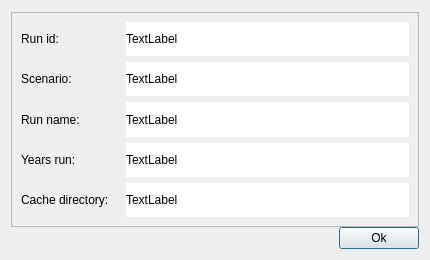
The window that opus_gui/results_manager/views/get_run_info.ui (psrc/urbansim) describes before a commit, drawn with Qt 5.
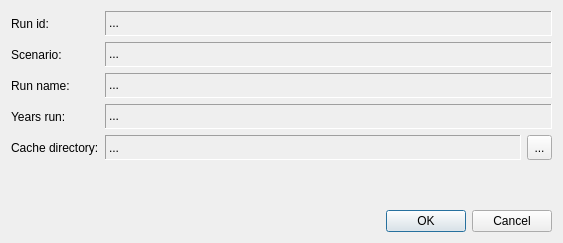
The same window after the commit.

Commit message: updated run info dialog to allow users to manually set the cache directory

Diff of the .ui file:
```diff
--- a/opus_gui/results_manager/views/get_run_info.ui
+++ b/opus_gui/results_manager/views/get_run_info.ui
@@ -5,37 +5,45 @@
    <rect>
     <x>0</x>
     <y>0</y>
-    <width>430</width>
-    <height>260</height>
+    <width>563</width>
+    <height>243</height>
    </rect>
   </property>
+  <property name="sizePolicy" >
+   <sizepolicy vsizetype="MinimumExpanding" hsizetype="Preferred" >
+    <horstretch>0</horstretch>
+    <verstretch>0</verstretch>
+   </sizepolicy>
+  </property>
   <property name="windowTitle" >
    <string>Details for simulation run</string>
   </property>
   <layout class="QVBoxLayout" name="verticalLayout" >
-   <property name="spacing" >
+   <item>
+    <layout class="QHBoxLayout" name="horizontalLayout_7" >
+     <property name="margin" >
     <number>0</number>
    </property>
-   <property name="topMargin" >
-    <number>12</number>
-   </property>
    <item>
     <widget class="QFrame" name="frame" >
      <property name="sizePolicy" >
-      <sizepolicy vsizetype="Preferred" hsizetype="Expanding" >
+        <sizepolicy vsizetype="Preferred" hsizetype="MinimumExpanding" >
        <horstretch>0</horstretch>
        <verstretch>0</verstretch>
       </sizepolicy>
      </property>
-     <property name="frameShape" >
-      <enum>QFrame::StyledPanel</enum>
+       <property name="minimumSize" >
+        <size>
+         <width>450</width>
+         <height>0</height>
+        </size>
      </property>
      <property name="frameShadow" >
       <enum>QFrame::Raised</enum>
      </property>
      <layout class="QGridLayout" name="gridLayout" >
-      <property name="horizontalSpacing" >
-       <number>17</number>
+        <property name="margin" >
+         <number>0</number>
       </property>
       <item row="0" column="0" >
        <widget class="QLabel" name="label_5" >
@@ -44,6 +52,40 @@
         </property>
        </widget>
       </item>
+        <item row="0" column="1" >
+         <widget class="QLabel" name="lblRunId" >
+          <property name="sizePolicy" >
+           <sizepolicy vsizetype="Preferred" hsizetype="MinimumExpanding" >
+            <horstretch>0</horstretch>
+            <verstretch>0</verstretch>
+           </sizepolicy>
+          </property>
+          <property name="minimumSize" >
+           <size>
+            <width>250</width>
+            <height>25</height>
+           </size>
+          </property>
+          <property name="autoFillBackground" >
+           <bool>false</bool>
+          </property>
+          <property name="frameShape" >
+           <enum>QFrame::Panel</enum>
+          </property>
+          <property name="frameShadow" >
+           <enum>QFrame::Sunken</enum>
+          </property>
+          <property name="text" >
+           <string>...</string>
+          </property>
+          <property name="textFormat" >
+           <enum>Qt::PlainText</enum>
+          </property>
+          <property name="textInteractionFlags" >
+           <set>Qt::LinksAccessibleByMouse|Qt::TextSelectableByMouse</set>
+          </property>
+         </widget>
+        </item>
       <item row="1" column="0" >
        <widget class="QLabel" name="label_4" >
         <property name="text" >
@@ -51,6 +93,40 @@
         </property>
        </widget>
       </item>
+        <item row="1" column="1" >
+         <widget class="QLabel" name="lblScenario_name" >
+          <property name="sizePolicy" >
+           <sizepolicy vsizetype="Preferred" hsizetype="Expanding" >
+            <horstretch>0</horstretch>
+            <verstretch>0</verstretch>
+           </sizepolicy>
+          </property>
+          <property name="minimumSize" >
+           <size>
+            <width>0</width>
+            <height>25</height>
+           </size>
+          </property>
+          <property name="autoFillBackground" >
+           <bool>false</bool>
+          </property>
+          <property name="frameShape" >
+           <enum>QFrame::Panel</enum>
+          </property>
+          <property name="frameShadow" >
+           <enum>QFrame::Sunken</enum>
+          </property>
+          <property name="text" >
+           <string>...</string>
+          </property>
+          <property name="textFormat" >
+           <enum>Qt::PlainText</enum>
+          </property>
+          <property name="textInteractionFlags" >
+           <set>Qt::LinksAccessibleByMouse|Qt::TextSelectableByMouse</set>
+          </property>
+         </widget>
+        </item>
       <item row="2" column="0" >
        <widget class="QLabel" name="label" >
         <property name="text" >
@@ -58,6 +134,43 @@
         </property>
        </widget>
       </item>
+        <item row="2" column="1" >
+         <widget class="QLabel" name="lblRun_name" >
+          <property name="sizePolicy" >
+           <sizepolicy vsizetype="Preferred" hsizetype="Expanding" >
+            <horstretch>0</horstretch>
+            <verstretch>0</verstretch>
+           </sizepolicy>
+          </property>
+          <property name="minimumSize" >
+           <size>
+            <width>0</width>
+            <height>25</height>
+           </size>
+          </property>
+          <property name="autoFillBackground" >
+           <bool>false</bool>
+          </property>
+          <property name="frameShape" >
+           <enum>QFrame::Panel</enum>
+          </property>
+          <property name="frameShadow" >
+           <enum>QFrame::Sunken</enum>
+          </property>
+          <property name="text" >
+           <string>...</string>
+          </property>
+          <property name="textFormat" >
+           <enum>Qt::PlainText</enum>
+          </property>
+          <property name="wordWrap" >
+           <bool>true</bool>
+          </property>
+          <property name="textInteractionFlags" >
+           <set>Qt::LinksAccessibleByMouse|Qt::TextSelectableByMouse</set>
+          </property>
+         </widget>
+        </item>
       <item row="3" column="0" >
        <widget class="QLabel" name="label_2" >
         <property name="text" >
@@ -65,6 +178,40 @@
         </property>
        </widget>
       </item>
+        <item row="3" column="1" >
+         <widget class="QLabel" name="lblYears_run" >
+          <property name="sizePolicy" >
+           <sizepolicy vsizetype="Preferred" hsizetype="Expanding" >
+            <horstretch>0</horstretch>
+            <verstretch>0</verstretch>
+           </sizepolicy>
+          </property>
+          <property name="minimumSize" >
+           <size>
+            <width>0</width>
+            <height>25</height>
+           </size>
+          </property>
+          <property name="autoFillBackground" >
+           <bool>false</bool>
+          </property>
+          <property name="frameShape" >
+           <enum>QFrame::Panel</enum>
+          </property>
+          <property name="frameShadow" >
+           <enum>QFrame::Sunken</enum>
+          </property>
+          <property name="text" >
+           <string>...</string>
+          </property>
+          <property name="textFormat" >
+           <enum>Qt::PlainText</enum>
+          </property>
+          <property name="textInteractionFlags" >
+           <set>Qt::LinksAccessibleByMouse|Qt::TextSelectableByMouse</set>
+          </property>
+         </widget>
+        </item>
       <item row="4" column="0" >
        <widget class="QLabel" name="label_3" >
         <property name="text" >
@@ -72,133 +219,72 @@
         </property>
        </widget>
       </item>
-      <item row="4" column="2" >
-       <widget class="QLabel" name="lblCache_directory" >
-        <property name="autoFillBackground" >
-         <bool>false</bool>
-        </property>
-        <property name="styleSheet" >
-         <string notr="true" >background-color: rgb(255, 255, 255);</string>
-        </property>
-        <property name="text" >
-         <string>TextLabel</string>
-        </property>
-        <property name="wordWrap" >
-         <bool>true</bool>
-        </property>
-       </widget>
-      </item>
-      <item row="3" column="2" >
-       <widget class="QLabel" name="lblYears_run" >
-        <property name="sizePolicy" >
-         <sizepolicy vsizetype="Preferred" hsizetype="Expanding" >
-          <horstretch>0</horstretch>
-          <verstretch>0</verstretch>
-         </sizepolicy>
-        </property>
-        <property name="autoFillBackground" >
-         <bool>false</bool>
-        </property>
-        <property name="styleSheet" >
-         <string notr="true" >background-color: rgb(255, 255, 255);</string>
-        </property>
-        <property name="text" >
-         <string>TextLabel</string>
-        </property>
-       </widget>
-      </item>
-      <item row="2" column="2" >
-       <widget class="QLabel" name="lblRun_name" >
-        <property name="sizePolicy" >
-         <sizepolicy vsizetype="Preferred" hsizetype="Expanding" >
-          <horstretch>0</horstretch>
-          <verstretch>0</verstretch>
-         </sizepolicy>
-        </property>
-        <property name="autoFillBackground" >
-         <bool>false</bool>
-        </property>
-        <property name="styleSheet" >
-         <string notr="true" >background-color: rgb(255, 255, 255);</string>
-        </property>
-        <property name="text" >
-         <string>TextLabel</string>
-        </property>
-        <property name="wordWrap" >
-         <bool>true</bool>
-        </property>
-       </widget>
-      </item>
-      <item row="1" column="2" >
-       <widget class="QLabel" name="lblScenario_name" >
-        <property name="sizePolicy" >
-         <sizepolicy vsizetype="Preferred" hsizetype="Expanding" >
-          <horstretch>0</horstretch>
-          <verstretch>0</verstretch>
-         </sizepolicy>
-        </property>
-        <property name="autoFillBackground" >
-         <bool>false</bool>
-        </property>
-        <property name="styleSheet" >
-         <string notr="true" >background-color: rgb(255, 255, 255);</string>
-        </property>
-        <property name="text" >
-         <string>TextLabel</string>
-        </property>
-        <property name="textFormat" >
-         <enum>Qt::AutoText</enum>
-        </property>
-       </widget>
-      </item>
-      <item row="0" column="2" >
-       <widget class="QLabel" name="lblRunId" >
-        <property name="sizePolicy" >
-         <sizepolicy vsizetype="Preferred" hsizetype="Expanding" >
-          <horstretch>0</horstretch>
-          <verstretch>0</verstretch>
-         </sizepolicy>
-        </property>
-        <property name="autoFillBackground" >
-         <bool>false</bool>
-        </property>
-        <property name="styleSheet" >
-         <string notr="true" >background-color: rgb(255, 255, 255);</string>
-        </property>
-        <property name="text" >
-         <string>TextLabel</string>
-        </property>
-        <property name="textFormat" >
-         <enum>Qt::AutoText</enum>
-        </property>
-       </widget>
-      </item>
-     </layout>
-    </widget>
-   </item>
-   <item>
-    <layout class="QHBoxLayout" name="horizontalLayout" >
-     <item>
-      <spacer name="horizontalSpacer" >
+        <item row="5" column="0" >
+         <spacer name="verticalSpacer" >
        <property name="orientation" >
-        <enum>Qt::Horizontal</enum>
+           <enum>Qt::Vertical</enum>
        </property>
        <property name="sizeHint" stdset="0" >
         <size>
-         <width>40</width>
-         <height>20</height>
+            <width>20</width>
+            <height>0</height>
         </size>
        </property>
       </spacer>
      </item>
+        <item row="4" column="1" >
+         <layout class="QHBoxLayout" name="horizontalLayout_5" >
      <item>
-      <widget class="QPushButton" name="btnDone" >
+           <widget class="QLabel" name="lblCache_directory" >
+            <property name="minimumSize" >
+             <size>
+              <width>0</width>
+              <height>25</height>
+             </size>
+            </property>
+            <property name="autoFillBackground" >
+             <bool>false</bool>
+            </property>
+            <property name="frameShape" >
+             <enum>QFrame::Panel</enum>
+            </property>
+            <property name="frameShadow" >
+             <enum>QFrame::Sunken</enum>
+            </property>
        <property name="text" >
-        <string>Ok</string>
-       </property>
-      </widget>
-     </item>
-    </layout>
+             <string>...</string>
+            </property>
+            <property name="wordWrap" >
+             <bool>true</bool>
+            </property>
+           </widget>
+          </item>
+          <item>
+           <widget class="QToolButton" name="tb_select_cachedir" >
+            <property name="minimumSize" >
+             <size>
+              <width>25</width>
+              <height>25</height>
+             </size>
+            </property>
+            <property name="text" >
+             <string>...</string>
+            </property>
+           </widget>
+          </item>
+         </layout>
+        </item>
+       </layout>
+      </widget>
+     </item>
+    </layout>
+   </item>
+   <item>
+    <widget class="QDialogButtonBox" name="buttonBox" >
+     <property name="standardButtons" >
+      <set>QDialogButtonBox::Cancel|QDialogButtonBox::Ok</set>
+     </property>
+    </widget>
    </item>
   </layout>
  </widget>
```
Lines whose indentation alone changed are shown as unchanged.
